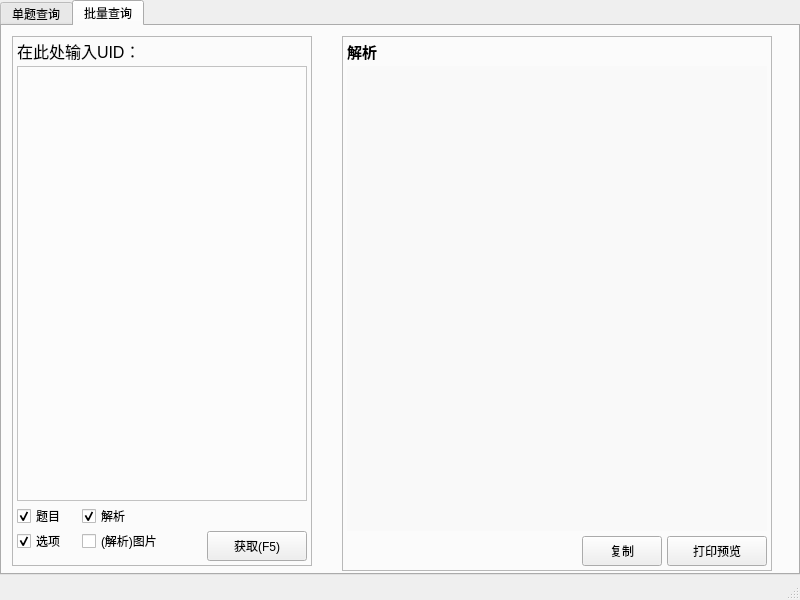
The window that mainwindow.ui (Zxzz106/swbCheck) describes before a commit, drawn with Qt 5.
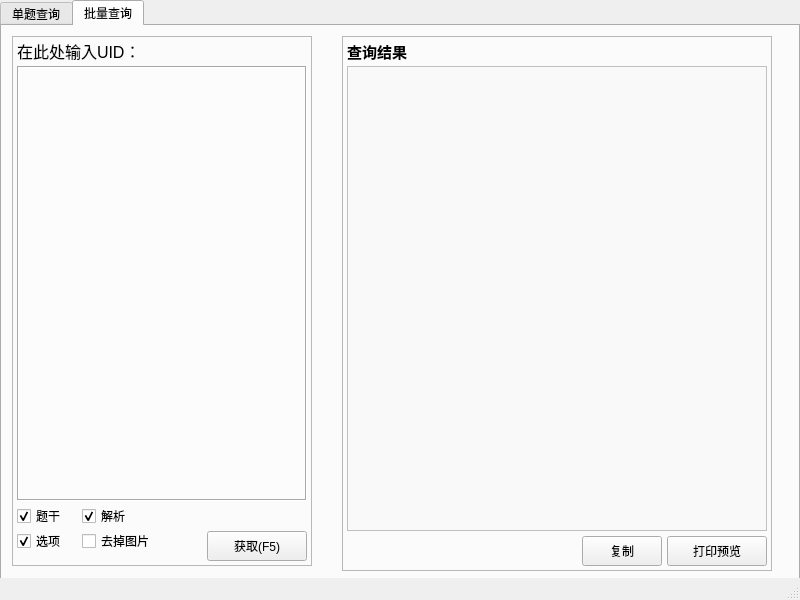
The same window after the commit. The open tabs and pages were chosen to show the change.

```diff
--- a/mainwindow.ui
+++ b/mainwindow.ui
@@ -10,6 +10,18 @@
     <height>600</height>
    </rect>
   </property>
+  <property name="minimumSize">
+   <size>
+    <width>800</width>
+    <height>600</height>
+   </size>
+  </property>
+  <property name="maximumSize">
+   <size>
+    <width>800</width>
+    <height>600</height>
+   </size>
+  </property>
   <property name="windowTitle">
    <string>生物宝查询</string>
   </property>
@@ -20,7 +32,7 @@
       <x>0</x>
       <y>0</y>
       <width>800</width>
-      <height>575</height>
+      <height>585</height>
      </rect>
     </property>
     <property name="currentIndex">
@@ -368,6 +380,15 @@
        <property name="styleSheet">
         <string notr="true">background-color: rgb(252, 252, 252);</string>
        </property>
+       <property name="frameShape">
+        <enum>QFrame::Box</enum>
+       </property>
+       <property name="lineWidth">
+        <number>1</number>
+       </property>
+       <property name="midLineWidth">
+        <number>0</number>
+       </property>
       </widget>
       <widget class="QCheckBox" name="checkBox">
        <property name="geometry">
@@ -379,7 +400,7 @@
         </rect>
        </property>
        <property name="text">
-        <string>题目</string>
+        <string>题干</string>
        </property>
        <property name="checked">
         <bool>true</bool>
@@ -427,7 +448,10 @@
         </rect>
        </property>
        <property name="text">
-        <string>(解析)图片</string>
+        <string>去掉图片</string>
+       </property>
+       <property name="checkable">
+        <bool>false</bool>
        </property>
       </widget>
      </widget>
@@ -451,7 +475,7 @@
         <rect>
          <x>5</x>
          <y>5</y>
-         <width>40</width>
+         <width>80</width>
          <height>20</height>
         </rect>
        </property>
@@ -464,35 +488,10 @@
         </font>
        </property>
        <property name="text">
-        <string>解析</string>
+        <string>查询结果</string>
        </property>
       </widget>
-      <widget class="QTextBrowser" name="textBrowser_3">
-       <property name="geometry">
-        <rect>
-         <x>5</x>
-         <y>30</y>
-         <width>420</width>
-         <height>465</height>
-        </rect>
-       </property>
-       <property name="font">
-        <font>
-         <family>新宋体</family>
-         <pointsize>11</pointsize>
-        </font>
-       </property>
-       <property name="styleSheet">
-        <string notr="true">background-color: rgb(249, 249, 249)</string>
-       </property>
-       <property name="frameShape">
-        <enum>QFrame::NoFrame</enum>
-       </property>
-       <property name="frameShadow">
-        <enum>QFrame::Plain</enum>
-       </property>
-      </widget>
-      <widget class="QPushButton" name="pushButton_9">
+      <widget class="QPushButton" name="M_Copy">
        <property name="geometry">
         <rect>
          <x>240</x>
@@ -518,6 +517,23 @@
         <string>打印预览</string>
        </property>
       </widget>
+      <widget class="QTextBrowser" name="M_Analysis">
+       <property name="geometry">
+        <rect>
+         <x>5</x>
+         <y>30</y>
+         <width>420</width>
+         <height>465</height>
+        </rect>
+       </property>
+       <property name="styleSheet">
+        <string notr="true">background-color: rgb(249,249,249);
+border-width: 0px</string>
+       </property>
+       <property name="openExternalLinks">
+        <bool>true</bool>
+       </property>
+      </widget>
      </widget>
     </widget>
    </widget>
```
Left out of the diff: 71 changed lines with no effect on the pictures.
